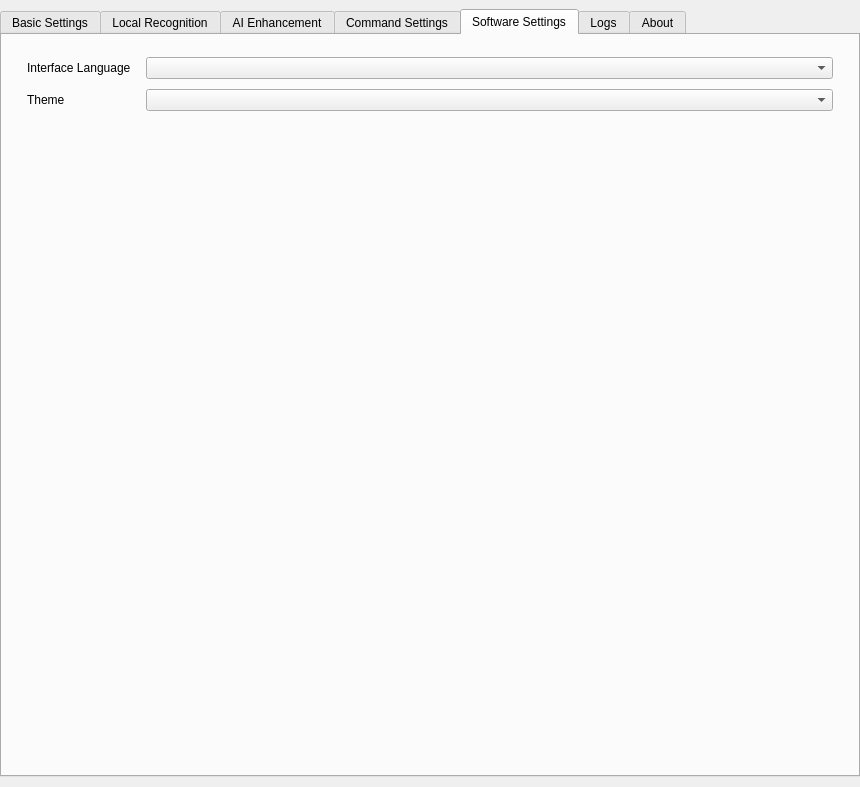
Zeuear/IME_Audio, file src/app/MainWin.ui: the form before one commit.
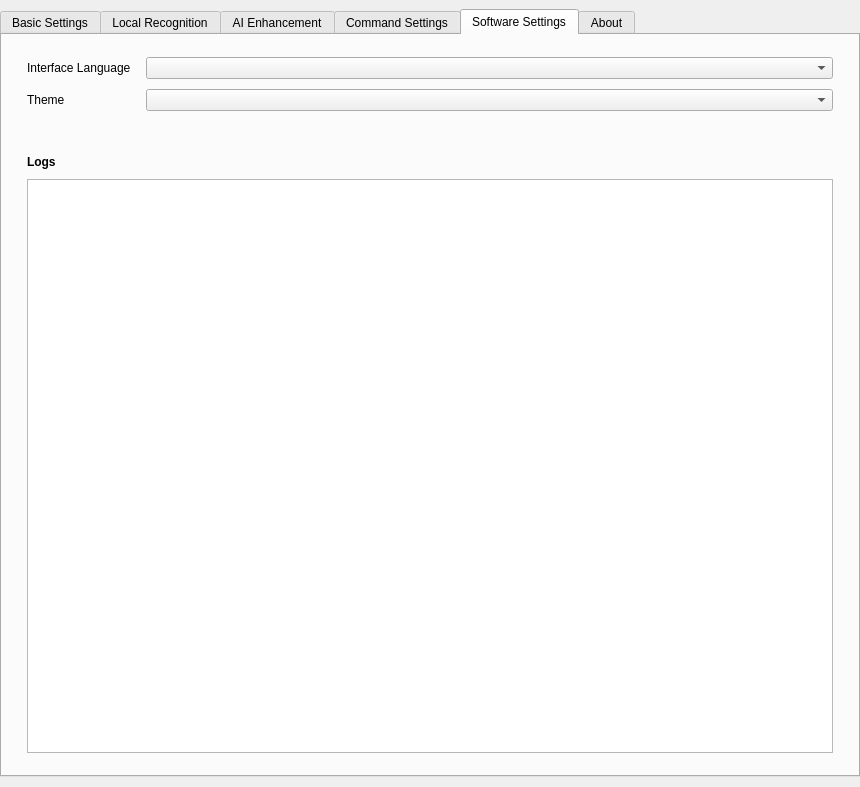
The form after the commit. The open tabs and pages were chosen to show the change. Icons and pictures are not drawn. Custom widgets are drawn as their Qt base class.

Commit message: feat(config): 修复了配置无法正常加载保存的问题

The edit to the form file:
```diff
--- a/src/app/MainWin.ui
+++ b/src/app/MainWin.ui
@@ -1196,39 +1196,49 @@
            <widget class="FirewallCard" name="firewall_card"/>
           </item>
           <item>
-           <spacer name="verticalSpacer_appearance">
-            <property name="orientation">
-             <enum>Qt::Orientation::Vertical</enum>
+           <widget class="QFrame" name="logs_card">
+            <property name="sizePolicy">
+             <sizepolicy hsizetype="Preferred" vsizetype="Expanding">
+              <horstretch>0</horstretch>
+              <verstretch>1</verstretch>
+             </sizepolicy>
             </property>
-            <property name="sizeHint" stdset="0">
-             <size>
-              <width>20</width>
-              <height>40</height>
-             </size>
+            <property name="card" stdset="0">
+             <bool>true</bool>
             </property>
-           </spacer>
-          </item>
-         </layout>
-        </widget>
-        <widget class="QWidget" name="logs">
-         <attribute name="title">
-          <string>Logs</string>
-         </attribute>
-         <layout class="QVBoxLayout" name="verticalLayout_logs">
-          <property name="leftMargin">
-           <number>10</number>
-          </property>
-          <property name="topMargin">
-           <number>10</number>
-          </property>
-          <property name="rightMargin">
-           <number>10</number>
-          </property>
-          <property name="bottomMargin">
-           <number>10</number>
-          </property>
-          <item>
-           <widget class="QTextEdit" name="config_log_edit"/>
+            <layout class="QVBoxLayout" name="logs_card_layout">
+             <property name="leftMargin">
+              <number>15</number>
+             </property>
+             <property name="topMargin">
+              <number>12</number>
+             </property>
+             <property name="rightMargin">
+              <number>15</number>
+             </property>
+             <property name="bottomMargin">
+              <number>12</number>
+             </property>
+             <property name="spacing">
+              <number>10</number>
+             </property>
+             <item>
+              <widget class="QLabel" name="label_logs">
+               <property name="font">
+                <font>
+                 <bold>true</bold>
+                </font>
+               </property>
+               <property name="text">
+                <string>Logs</string>
+               </property>
+              </widget>
+             </item>
+             <item>
+              <widget class="QTextEdit" name="config_log_edit"/>
+             </item>
+            </layout>
+           </widget>
           </item>
          </layout>
         </widget>
```
Left out of the diff: 28 changed lines with no effect on the pictures. The commit also changes 15 other files.
